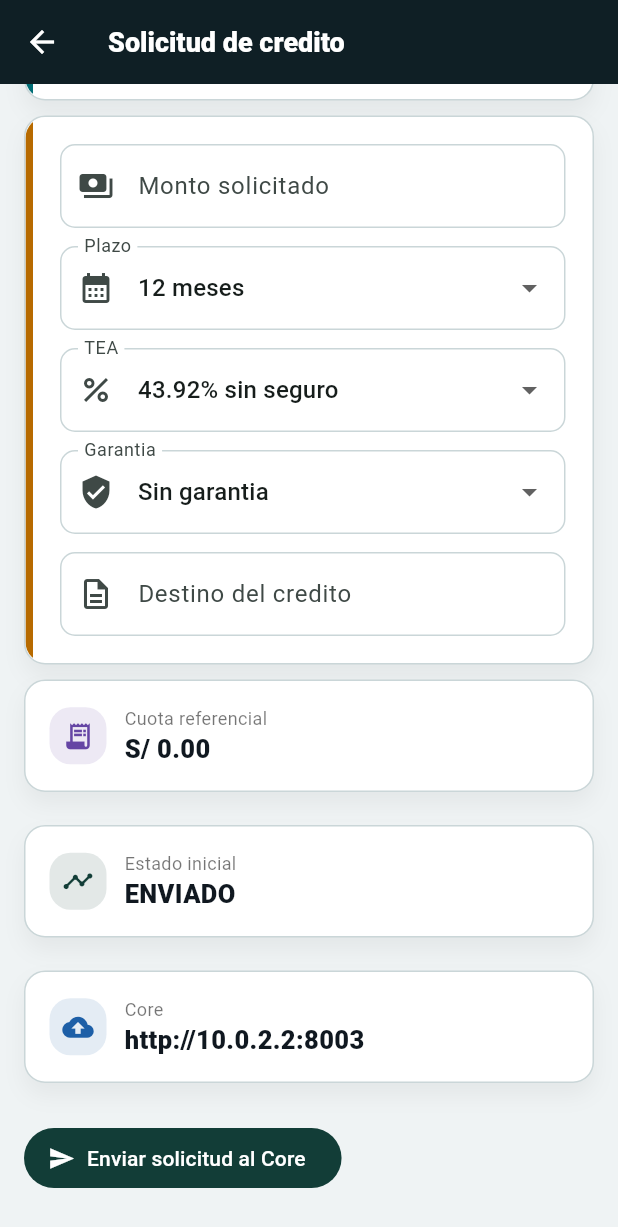
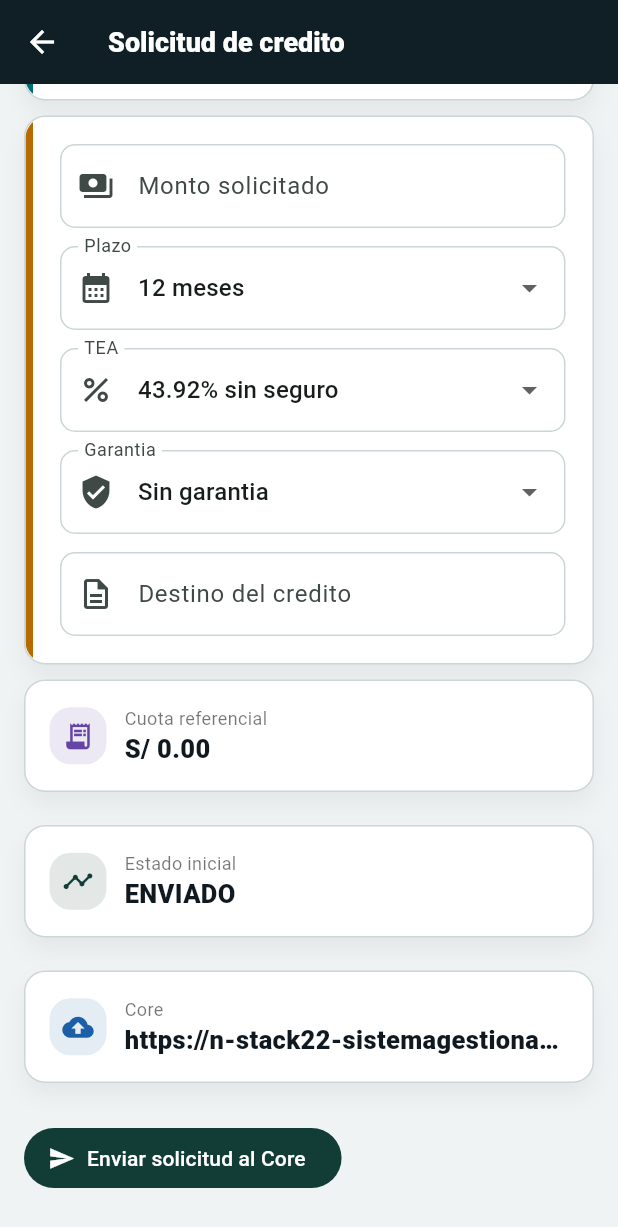
Before and after one commit to N-stack22/app_bancofallabella, a Flutter app: the CreditApplicationPage screen opened directly with empty values, scrolled down 774 dp, on a phone screen of 412 x 824 dp. Shown: the top 1227 px of the screen. Run offline on Flutter 3.47's test engine with Material 3 defaults, Android fonts, the phone set to English and light mode, and no system bars; our stand-ins replace connectivity_plus, fl_chart, flutter_secure_storage, geocoding, geolocator, image_picker and 2 more; accounts and stored records are empty.

Commit message:
Use Railway backend by default in mobile apps

```diff
--- a/app-clientes/lib/main.dart
+++ b/app-clientes/lib/main.dart
@@ -106,17 +106,19 @@ const demoDni = '72028183';
 const demoEmail = 'nathalie.rodriguez@cliente.falabella.pe';
 const demoPassword = '12345';
 const secureStorage = FlutterSecureStorage();
+const productionCoreBaseUrl =
+    'https://n-stack22-sistemagestionacademica-production.up.railway.app';
 const configuredCoreBaseUrl = String.fromEnvironment(
   'CORE_BASE_URL',
   defaultValue: '',
 );
 const webCoreBaseUrl = String.fromEnvironment(
   'WEB_CORE_BASE_URL',
-  defaultValue: 'http://127.0.0.1:8003',
+  defaultValue: productionCoreBaseUrl,
 );
 const androidCoreBaseUrl = String.fromEnvironment(
   'ANDROID_CORE_BASE_URL',
-  defaultValue: 'http://10.0.2.2:8003',
+  defaultValue: productionCoreBaseUrl,
 );
 String get primaryCoreBaseUrl {
   if (configuredCoreBaseUrl.isNotEmpty) return configuredCoreBaseUrl;
--- a/app-fuerza-ventas/lib/services/scoring_repository.dart
+++ b/app-fuerza-ventas/lib/services/scoring_repository.dart
@@ -10,13 +10,15 @@ const configuredCoreBaseUrl = String.fromEnvironment(
   'CORE_BASE_URL',
   defaultValue: '',
 );
+const productionCoreBaseUrl =
+    'https://n-stack22-sistemagestionacademica-production.up.railway.app';
 const webCoreBaseUrl = String.fromEnvironment(
   'WEB_CORE_BASE_URL',
-  defaultValue: 'http://127.0.0.1:8003',
+  defaultValue: productionCoreBaseUrl,
 );
 const androidCoreBaseUrl = String.fromEnvironment(
   'ANDROID_CORE_BASE_URL',
-  defaultValue: 'http://10.0.2.2:8003',
+  defaultValue: productionCoreBaseUrl,
 );
 const fallbackCoreBaseUrl = webCoreBaseUrl;
 
```
